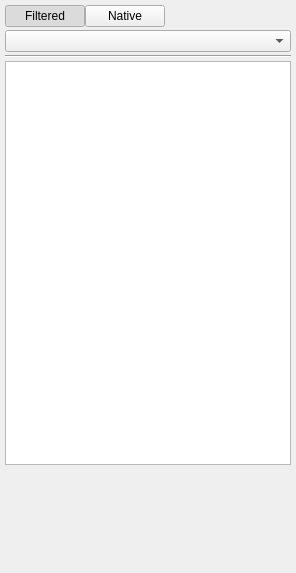
testmana2/mks, file v2/branches/dev/monkey/src/xupmanager/gui/XUPProjectManager.ui: the form before one commit.
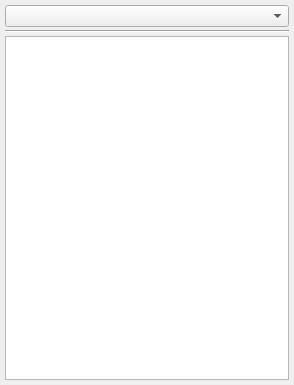
The form after the commit. The open tabs and pages were chosen to show the change. Icons and pictures are not drawn. Custom widgets are drawn as their Qt base class.

Commit message: Remove debug code - no longer needed ;)

```diff
--- a/v2/branches/dev/monkey/src/xupmanager/gui/XUPProjectManager.ui
+++ b/v2/branches/dev/monkey/src/xupmanager/gui/XUPProjectManager.ui
@@ -6,8 +6,8 @@
    <rect>
     <x>0</x>
     <y>0</y>
-    <width>296</width>
-    <height>573</height>
+    <width>294</width>
+    <height>385</height>
    </rect>
   </property>
   <property name="allowedAreas">
@@ -17,61 +17,13 @@
    <string>Projects</string>
   </property>
   <widget class="QWidget" name="wCentral">
-   <layout class="QVBoxLayout" name="verticalLayout_3">
+   <layout class="QVBoxLayout" name="verticalLayout">
     <property name="spacing">
      <number>3</number>
     </property>
     <property name="margin">
      <number>5</number>
     </property>
-    <item>
-     <widget class="QWidget" name="wDebug" native="true">
-      <layout class="QHBoxLayout" name="horizontalLayout">
-       <property name="spacing">
-        <number>0</number>
-       </property>
-       <property name="margin">
-        <number>0</number>
-       </property>
-       <item>
-        <widget class="QPushButton" name="pbFiltered">
-         <property name="text">
-          <string>Filtered</string>
-         </property>
-         <property name="checkable">
-          <bool>true</bool>
-         </property>
-         <property name="checked">
-          <bool>true</bool>
-         </property>
-        </widget>
-       </item>
-       <item>
-        <widget class="QPushButton" name="pbNative">
-         <property name="text">
-          <string>Native</string>
-         </property>
-         <property name="checkable">
-          <bool>true</bool>
-         </property>
-        </widget>
-       </item>
-       <item>
-        <spacer name="horizontalSpacer">
-         <property name="orientation">
-          <enum>Qt::Horizontal</enum>
-         </property>
-         <property name="sizeHint" stdset="0">
-          <size>
-           <width>40</width>
-           <height>20</height>
-          </size>
-         </property>
-        </spacer>
-       </item>
-      </layout>
-     </widget>
-    </item>
     <item>
      <widget class="QComboBox" name="cbProjects"/>
     </item>
@@ -83,108 +35,18 @@
      </widget>
     </item>
     <item>
-     <widget class="QStackedWidget" name="swPages">
-      <widget class="QWidget" name="wFiltered">
-       <layout class="QVBoxLayout" name="verticalLayout">
-        <property name="spacing">
-         <number>0</number>
-        </property>
-        <property name="margin">
-         <number>0</number>
-        </property>
-        <item>
-         <widget class="QTreeView" name="tvFiltered">
-          <property name="contextMenuPolicy">
-           <enum>Qt::CustomContextMenu</enum>
-          </property>
-          <property name="uniformRowHeights">
-           <bool>true</bool>
-          </property>
-          <property name="headerHidden">
-           <bool>true</bool>
-          </property>
-          <property name="expandsOnDoubleClick">
-           <bool>false</bool>
-          </property>
-         </widget>
-        </item>
-       </layout>
-      </widget>
-      <widget class="QWidget" name="wNative">
-       <layout class="QVBoxLayout" name="verticalLayout_2">
-        <property name="spacing">
-         <number>0</number>
-        </property>
-        <property name="margin">
-         <number>0</number>
-        </property>
-        <item>
-         <widget class="QTreeView" name="tvNative">
-          <property name="uniformRowHeights">
-           <bool>true</bool>
-          </property>
-          <property name="headerHidden">
-           <bool>true</bool>
-          </property>
-          <property name="expandsOnDoubleClick">
-           <bool>false</bool>
-          </property>
-         </widget>
-        </item>
-       </layout>
-      </widget>
-     </widget>
-    </item>
-    <item>
-     <widget class="QPlainTextEdit" name="pteLog">
-      <property name="maximumSize">
-       <size>
-        <width>16777215</width>
-        <height>100</height>
-       </size>
+     <widget class="QTreeView" name="tvFiltered">
+      <property name="contextMenuPolicy">
+       <enum>Qt::CustomContextMenu</enum>
       </property>
-      <property name="palette">
-       <palette>
-        <active>
-         <colorrole role="Base">
-          <brush brushstyle="SolidPattern">
-           <color alpha="0">
-            <red>255</red>
-            <green>255</green>
-            <blue>255</blue>
-           </color>
-          </brush>
-         </colorrole>
-        </active>
-        <inactive>
-         <colorrole role="Base">
-          <brush brushstyle="SolidPattern">
-           <color alpha="0">
-            <red>255</red>
-            <green>255</green>
-            <blue>255</blue>
-           </color>
-          </brush>
-         </colorrole>
-        </inactive>
-        <disabled>
-         <colorrole role="Base">
-          <brush brushstyle="SolidPattern">
-           <color alpha="255">
-            <red>255</red>
-            <green>255</green>
-            <blue>255</blue>
-           </color>
-          </brush>
-         </colorrole>
-        </disabled>
-       </palette>
+      <property name="uniformRowHeights">
+       <bool>true</bool>
       </property>
-      <property name="frameShape">
-       <enum>QFrame::NoFrame</enum>
+      <property name="headerHidden">
+       <bool>true</bool>
       </property>
-      <property name="frameShadow">
-       <enum>QFrame::Plain</enum>
+      <property name="expandsOnDoubleClick">
+       <bool>false</bool>
       </property>
      </widget>
     </item>
```
Left out of the diff: 4 changed lines with no effect on the pictures. The commit also changes 2 other files.
